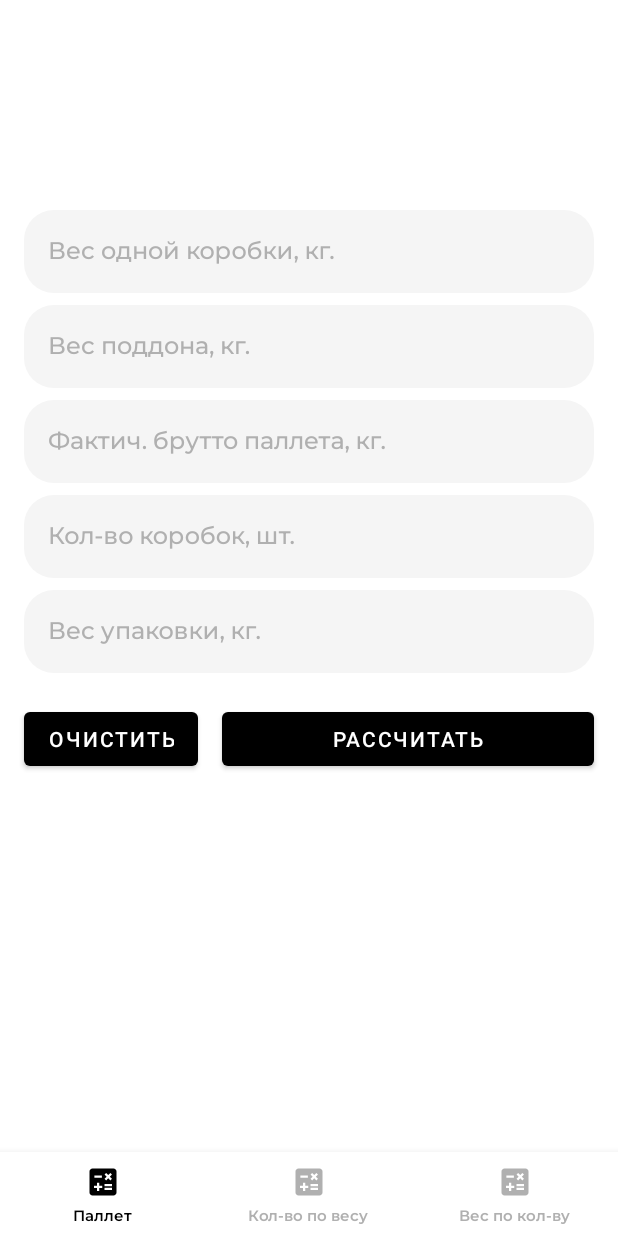
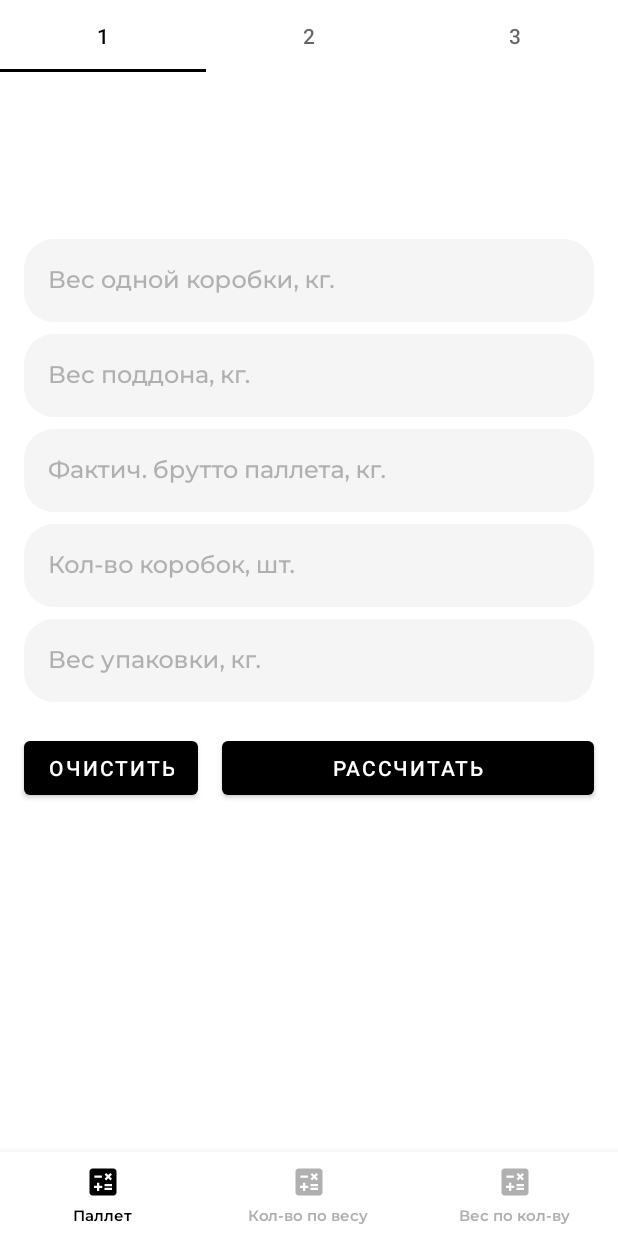
Before and after one commit to GoogelFist/PackerHelper, an Android app: the screen it shows after launch (MainActivity), on a phone screen of 412 x 824 dp. Run offline under Robolectric (Android 15) with nearby library versions, the phone set to English and light mode, and no system bars; our stand-ins replace Dagger/Hilt's generated code, navigation-ui; 3 statements that could not run were skipped.

Commit message:
add MainPalletFragment, view pager adapter, change navigation

```diff
--- /dev/null
+++ b/app/src/main/java/com/github/googelfist/packerhelper/presentation/screens/pallet/MainPalletFragment.kt
@@ -0,0 +1,50 @@
+package com.github.googelfist.packerhelper.presentation.screens.pallet
+
+import android.os.Bundle
+import android.view.LayoutInflater
+import android.view.View
+import android.view.ViewGroup
+import androidx.fragment.app.Fragment
+import androidx.viewpager2.widget.ViewPager2
+import com.github.googelfist.packerhelper.R
+import com.github.googelfist.packerhelper.databinding.MainPalletFragmentBinding
+import com.google.android.material.tabs.TabLayout
+import com.google.android.material.tabs.TabLayoutMediator
+
+class MainPalletFragment : Fragment(R.layout.main_pallet_fragment) {
+
+    private var _binding: MainPalletFragmentBinding? = null
+    private val binding: MainPalletFragmentBinding
+        get() = _binding!!
+
+    private lateinit var viewPagerAdapter: ViewPagerAdapter
+    private lateinit var viewPager: ViewPager2
+    private lateinit var tabLayout: TabLayout
+
+    override fun onCreateView(
+        inflater: LayoutInflater, container: ViewGroup?, savedInstanceState: Bundle?
+    ): View {
+        _binding = MainPalletFragmentBinding.inflate(inflater, container, false)
+        return binding.root
+    }
+
+    override fun onViewCreated(view: View, savedInstanceState: Bundle?) {
+        super.onViewCreated(view, savedInstanceState)
+
+        viewPagerAdapter = ViewPagerAdapter(this)
+        viewPager = binding.palletViewpager
+        tabLayout = binding.palletTabLayout
+
+        viewPager.adapter = viewPagerAdapter
+
+        TabLayoutMediator(tabLayout, viewPager) {tab, position ->
+            tab.text = "${position + 1}"
+        }.attach()
+
+    }
+
+    override fun onDestroyView() {
+        super.onDestroyView()
+        _binding = null
+    }
+}
--- /dev/null
+++ b/app/src/main/java/com/github/googelfist/packerhelper/presentation/screens/pallet/ViewPagerAdapter.kt
@@ -0,0 +1,15 @@
+package com.github.googelfist.packerhelper.presentation.screens.pallet
+
+import androidx.fragment.app.Fragment
+import androidx.viewpager2.adapter.FragmentStateAdapter
+import com.github.googelfist.packerhelper.presentation.screens.pallet.box208.PalletFragment208
+
+class ViewPagerAdapter(fragment: Fragment) : FragmentStateAdapter(fragment) {
+    override fun getItemCount(): Int {
+        return 3
+    }
+
+    override fun createFragment(position: Int): Fragment {
+        return PalletFragment208.newInstance()
+    }
+}
--- a/app/src/main/java/com/github/googelfist/packerhelper/presentation/screens/pallet/box138/PalletFragment138.kt
+++ b/app/src/main/java/com/github/googelfist/packerhelper/presentation/screens/pallet/box138/PalletFragment138.kt
@@ -249,5 +249,9 @@ class PalletFragment138 : Fragment(R.layout.pallet_fragment_138) {
     companion object {
         private const val DEFAULT_VALUE = "0"
         private const val EMPTY_STRING = ""
+
+        fun newInstance(): PalletFragment138 {
+            return PalletFragment138()
+        }
     }
 }
--- a/app/src/main/java/com/github/googelfist/packerhelper/presentation/screens/pallet/box168/PalletFragment168.kt
+++ b/app/src/main/java/com/github/googelfist/packerhelper/presentation/screens/pallet/box168/PalletFragment168.kt
@@ -249,5 +249,9 @@ class PalletFragment168 : Fragment(R.layout.pallet_fragment_168) {
     companion object {
         private const val DEFAULT_VALUE = "0"
         private const val EMPTY_STRING = ""
+
+        fun newInstance(): PalletFragment168 {
+            return PalletFragment168()
+        }
     }
 }
--- a/app/src/main/java/com/github/googelfist/packerhelper/presentation/screens/pallet/box208/PalletFragment208.kt
+++ b/app/src/main/java/com/github/googelfist/packerhelper/presentation/screens/pallet/box208/PalletFragment208.kt
@@ -249,5 +249,9 @@ class PalletFragment208 : Fragment(R.layout.pallet_fragment_208) {
     companion object {
         private const val DEFAULT_VALUE = "0"
         private const val EMPTY_STRING = ""
+
+        fun newInstance(): PalletFragment208 {
+            return PalletFragment208()
+        }
     }
 }
--- a/app/src/main/res/navigation/pallet_tab.xml
+++ b/app/src/main/res/navigation/pallet_tab.xml
@@ -3,12 +3,12 @@
         xmlns:app="http://schemas.android.com/apk/res-auto"
         xmlns:tools="http://schemas.android.com/tools"
         android:id="@+id/pallet_tab"
-        app:startDestination="@id/palletFragment">
+        app:startDestination="@id/mainPalletFragment">
 
     <fragment
-            android:id="@+id/palletFragment"
-            android:name="com.github.googelfist.packerhelper.presentation.screens.pallet.box208.PalletFragment208"
-            android:label="main_tab_fragment"
-            tools:layout="@layout/pallet_fragment_208" />
+            android:id="@+id/mainPalletFragment"
+            android:name="com.github.googelfist.packerhelper.presentation.screens.pallet.MainPalletFragment"
+            android:label="main_pallet_fragment"
+            tools:layout="@layout/main_pallet_fragment" />
 
 </navigation>
```
Also changed, not shown: app/src/main/res/navigation/main_graph.xml (+8 -9 lines).
